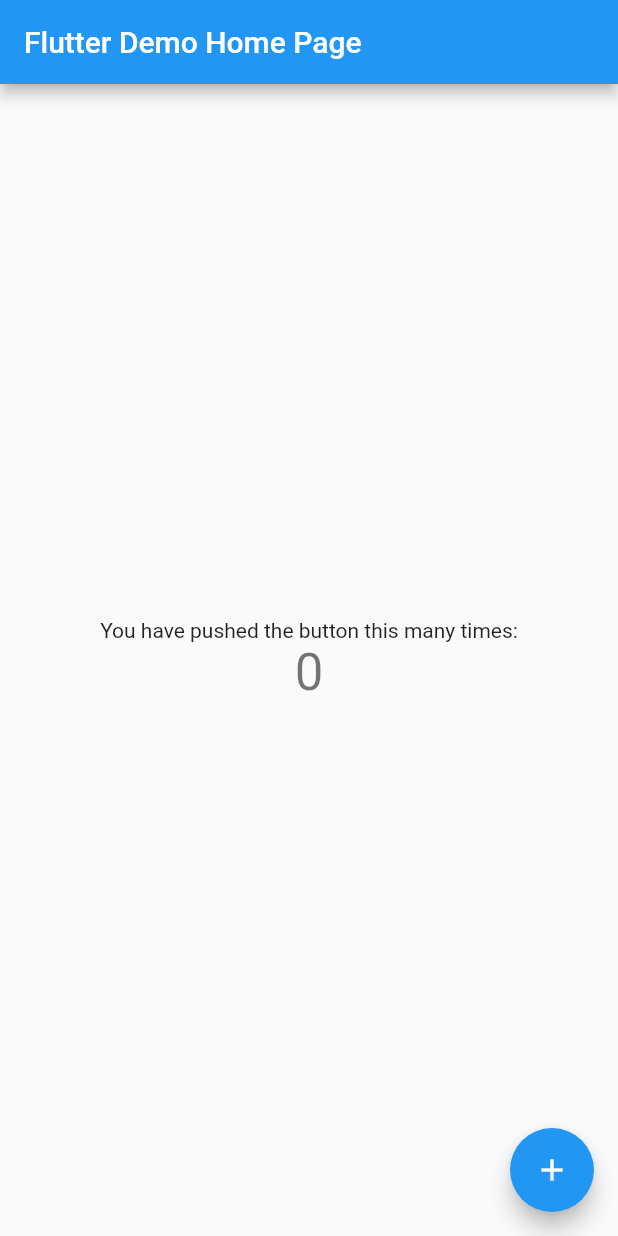
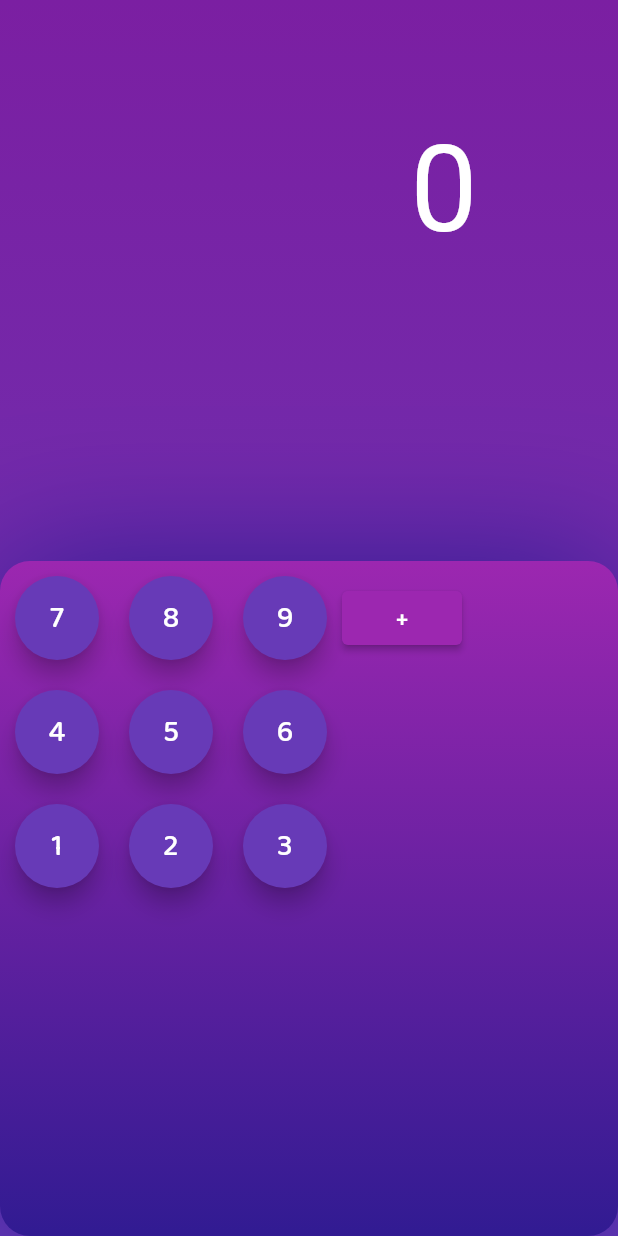
Before and after one commit to KenzoUMZ/flutter-calculator, a Flutter app: the screen it shows after launch, on a phone screen of 412 x 824 dp. Run offline on Flutter 3.47's test engine with Material 2 defaults, Android fonts, the phone set to English and light mode, and no system bars; our stand-ins replace google_fonts.

Commit message:
style: Fonts and colors defined

```diff
--- a/flutter_calculator/lib/main.dart
+++ b/flutter_calculator/lib/main.dart
@@ -1,67 +1,9 @@
 import 'package:flutter/material.dart';
+import 'package:flutter_calculator/view/components.dart';
+import 'view/home_screen.dart';
 
 void main() {
-  runApp(const MyApp());
+  runApp(const MaterialApp(
+    home: HomeScreen(),
+  ));
 }
-
-class MyApp extends StatelessWidget {
-  const MyApp({Key? key}) : super(key: key);
-
-  @override
-  Widget build(BuildContext context) {
-    return MaterialApp(
-      title: 'Flutter Demo',
-      theme: ThemeData(
-        primarySwatch: Colors.blue,
-      ),
-      home: const MyHomePage(title: 'Flutter Demo Home Page'),
-    );
-  }
-}
-
-class MyHomePage extends StatefulWidget {
-  const MyHomePage({Key? key, required this.title}) : super(key: key);
-
-  final String title;
-
-  @override
-  State<MyHomePage> createState() => _MyHomePageState();
-}
-
-class _MyHomePageState extends State<MyHomePage> {
-  int _counter = 0;
-
-  void _incrementCounter() {
-    setState(() {
-      _counter++;
-    });
-  }
-
-  @override
-  Widget build(BuildContext context) {
-    return Scaffold(
-      appBar: AppBar(
-        title: Text(widget.title),
-      ),
-      body: Center(
-        child: Column(
-          mainAxisAlignment: MainAxisAlignment.center,
-          children: <Widget>[
-            const Text(
-              'You have pushed the button this many times:',
-            ),
-            Text(
-              '$_counter',
-              style: Theme.of(context).textTheme.headline4,
-            ),
-          ],
-        ),
-      ),
-      floatingActionButton: FloatingActionButton(
-        onPressed: _incrementCounter,
-        tooltip: 'Increment',
-        child: const Icon(Icons.add),
-      ), // This trailing comma makes auto-formatting nicer for build methods.
-    );
-  }
-}
--- a/flutter_calculator/lib/view/components.dart
+++ b/flutter_calculator/lib/view/components.dart
@@ -0,0 +1,22 @@
+import 'package:flutter/material.dart';
+
+class UIComponent {
+  Column numberPadBuilder() {
+    return (Column(
+      children: [
+        Row(
+          children: [
+            FloatingActionButton(
+              onPressed: () => {null},
+              child: const Text('7'),
+            ),
+            FloatingActionButton(
+              onPressed: () => {},
+              child: const Text('8'),
+            )
+          ],
+        )
+      ],
+    ));
+  }
+}
--- /dev/null
+++ b/flutter_calculator/lib/view/home_screen.dart
@@ -0,0 +1,187 @@
+import 'package:flutter/material.dart';
+import 'package:google_fonts/google_fonts.dart';
+
+class HomeScreen extends StatefulWidget {
+  const HomeScreen({Key? key}) : super(key: key);
+
+  @override
+  State<HomeScreen> createState() => _HomeScreenState();
+}
+
+class _HomeScreenState extends State<HomeScreen> {
+  int _operation = 0;
+
+  void _changeText(int t) {
+    setState(() {
+      _operation = t;
+    });
+  }
+
+  @override
+  Widget build(BuildContext context) {
+    return Scaffold(
+      body: Container(
+          decoration: BoxDecoration(
+              gradient: LinearGradient(
+                  begin: Alignment.bottomCenter,
+                  end: Alignment.topCenter,
+                  colors: <Color>[Colors.deepPurple, Colors.purple.shade700])),
+          child: Column(
+            children: [
+              Container(
+                  padding:
+                      const EdgeInsets.only(bottom: 200, top: 80, left: 180),
+                  child: Text(
+                    '$_operation',
+                    style: const TextStyle(color: Colors.white, fontSize: 80),
+                  )),
+              numpadBuilder()
+            ],
+          )),
+    );
+  }
+
+  Container numpadBuilder() {
+    double buttonDistX = 10;
+    double buttonDistY = 10;
+    Color buttonColor = Colors.deepPurple;
+    Color buttonTextColor = Colors.white;
+    TextStyle keybStyle =
+        GoogleFonts.baloo2(color: buttonTextColor, fontSize: 20);
+    return Container(
+        child: Expanded(
+      child: Container(
+          decoration: BoxDecoration(
+              boxShadow: [
+                BoxShadow(color: Colors.deepPurple.shade900, blurRadius: 80)
+              ],
+              borderRadius: BorderRadius.circular(20),
+              gradient: LinearGradient(
+                  begin: Alignment.bottomCenter,
+                  end: Alignment.topCenter,
+                  colors: <Color>[Colors.deepPurple.shade900, Colors.purple])),
+          child: Column(children: [
+            Row(
+              children: [
+                Container(
+                    padding: EdgeInsets.symmetric(
+                        horizontal: buttonDistX, vertical: buttonDistY),
+                    child: FloatingActionButton(
+                      backgroundColor: buttonColor,
+                      onPressed: () => {},
+                      child: Text(
+                        '7',
+                        style: keybStyle,
+                      ),
+                    )),
+                Container(
+                    padding: EdgeInsets.symmetric(
+                        horizontal: buttonDistX, vertical: buttonDistY),
+                    child: FloatingActionButton(
+                      backgroundColor: buttonColor,
+                      onPressed: () => {},
+                      child: Text(
+                        '8',
+                        style: keybStyle,
+                      ),
+                    )),
+                Container(
+                    padding: EdgeInsets.symmetric(
+                        horizontal: buttonDistX, vertical: buttonDistY),
+                    child: FloatingActionButton(
+                      backgroundColor: buttonColor,
+                      onPressed: () => {},
+                      child: Text(
+                        '9',
+                        style: keybStyle,
+                      ),
+                    )),
+                SizedBox(
+                    width: 80,
+                    child: ElevatedButton(
+                      onPressed: () => {},
+                      child: Text('+'),
+                      style: ButtonStyle(
+                          backgroundColor:
+                              MaterialStateProperty.all(Colors.purple)),
+                    ))
+              ],
+            ),
+            Row(
+              children: [
+                Container(
+                    padding: EdgeInsets.symmetric(
+                        horizontal: buttonDistX, vertical: buttonDistY),
+                    child: FloatingActionButton(
+                      backgroundColor: buttonColor,
+                      onPressed: () => {},
+                      child: Text(
+                        '4',
+                        style: keybStyle,
+                      ),
+                    )),
+                Container(
+                    padding: EdgeInsets.symmetric(
+                        horizontal: buttonDistX, vertical: buttonDistY),
+                    child: FloatingActionButton(
+                      backgroundColor: buttonColor,
+                      onPressed: () => {},
+                      child: Text(
+                        '5',
+                        style: keybStyle,
+                      ),
+                    )),
+                Container(
+                    padding: EdgeInsets.symmetric(
+                        horizontal: buttonDistX, vertical: buttonDistY),
+                    child: FloatingActionButton(
+                      backgroundColor: buttonColor,
+                      onPressed: () => {},
+                      child: Text(
+                        '6',
+                        style: keybStyle,
+                      ),
+                    )),
+              ],
+            ),
+            Row(
+              children: [
+                Container(
+                    padding: EdgeInsets.symmetric(
+                        horizontal: buttonDistX, vertical: buttonDistY),
+                    child: FloatingActionButton(
+                      backgroundColor: buttonColor,
+                      onPressed: () => {},
+                      child: Text(
+                        '1',
+                        style: keybStyle,
+                      ),
+                    )),
+                Container(
+                    padding: EdgeInsets.symmetric(
+                        horizontal: buttonDistX, vertical: buttonDistY),
+                    child: FloatingActionButton(
+                      backgroundColor: buttonColor,
+                      onPressed: () => {},
+                      child: Text(
+                        '2',
+                        style: keybStyle,
+                      ),
+                    )),
+                Container(
+                    padding: EdgeInsets.symmetric(
+                        horizontal: buttonDistX, vertical: buttonDistY),
+                    child: FloatingActionButton(
+                      backgroundColor: buttonColor,
+                      onPressed: () => {},
+                      child: Text(
+                        '3',
+                        style: keybStyle,
+                      ),
+                    ))
+              ],
+            )
+          ])),
+    ));
+  }
+}
```
